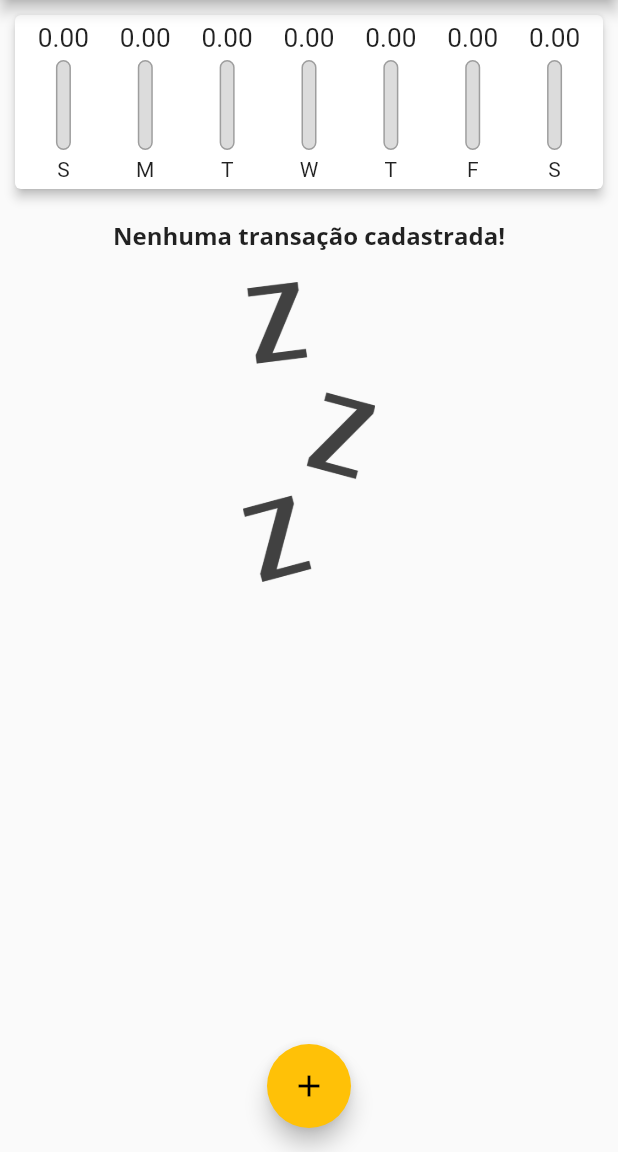
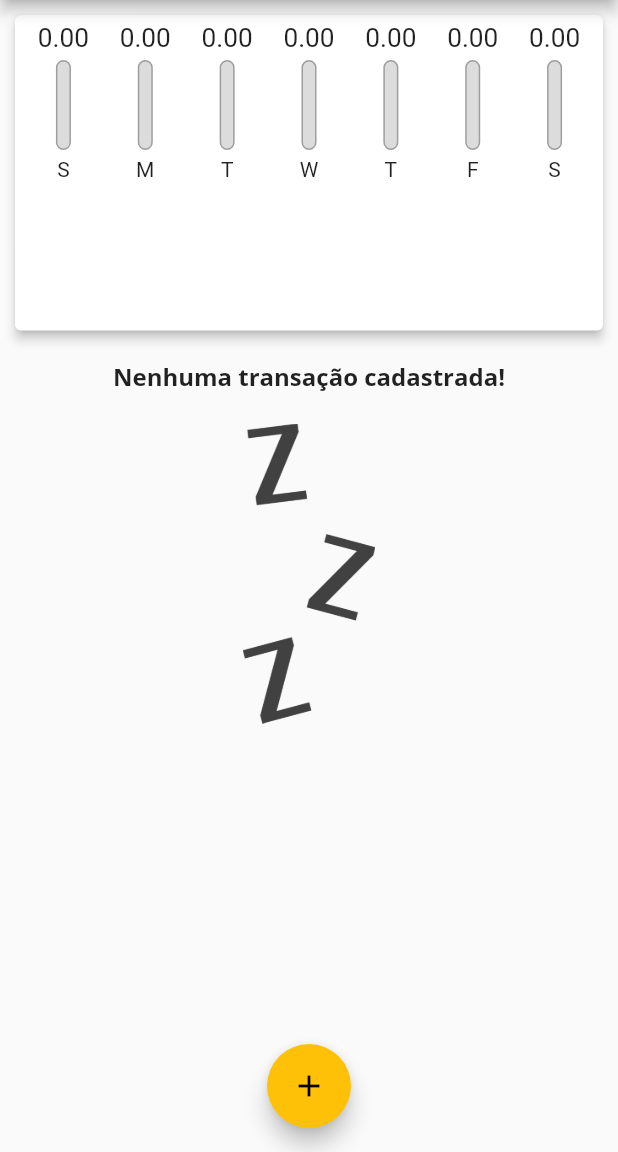
Before and after one commit to LRScudeletti/flutter-despesas, a Flutter app: the screen it shows after launch, on a phone screen of 412 x 824 dp, the part 84-1236 px from its top. Run offline on Flutter 3.47's test engine with Material 2 defaults, Android fonts, the phone set to English and light mode, and no system bars.

Commit message:
Ajustado Lista e Chart para obter tamanho dinâmico

```diff
--- a/lib/components/transaction_list.dart
+++ b/lib/components/transaction_list.dart
@@ -10,9 +10,7 @@ class TransactionList extends StatelessWidget {
 
   @override
   Widget build(BuildContext context) {
-    return Container(
-      height: 375,
-      child: transaction.isEmpty
+    return transaction.isEmpty
         ? Column(
             children: <Widget>[
               SizedBox(height: 10),
@@ -65,7 +63,6 @@ class TransactionList extends StatelessWidget {
                 ),
               );
             },
-            ),
           );
   }
 }
--- a/lib/main.dart
+++ b/lib/main.dart
@@ -86,8 +86,7 @@ class _MyHomePageState extends State<MyHomePage> {
 
   @override
   Widget build(BuildContext context) {
-    return Scaffold(
-      appBar: AppBar(
+    final appBar = AppBar(
       title: Text(
         'Despesas Pessoais',
       ),
@@ -97,16 +96,29 @@ class _MyHomePageState extends State<MyHomePage> {
           onPressed: () => _openTransactionFormModal(context),
         ),
       ],
-      ),
+    );
+
+    final availableHeight = MediaQuery.of(context).size.height -
+        appBar.preferredSize.height -
+        MediaQuery.of(context).padding.top;
+
+    return Scaffold(
+      appBar: appBar,
       body: SingleChildScrollView(
         child: Column(
           crossAxisAlignment: CrossAxisAlignment.stretch,
           children: <Widget>[
             Container(
               width: double.infinity,
+              child: Container(
+                height: availableHeight * 0.3,
                 child: Chart(_recenteTransactions),
               ),
-            TransactionList(_transactions, _removeTransaction),
+            ),
+            Container(
+              height: availableHeight * 0.7,
+              child: TransactionList(_transactions, _removeTransaction),
+            ),
           ],
         ),
       ),
```
Lines whose indentation alone changed are shown as unchanged.
